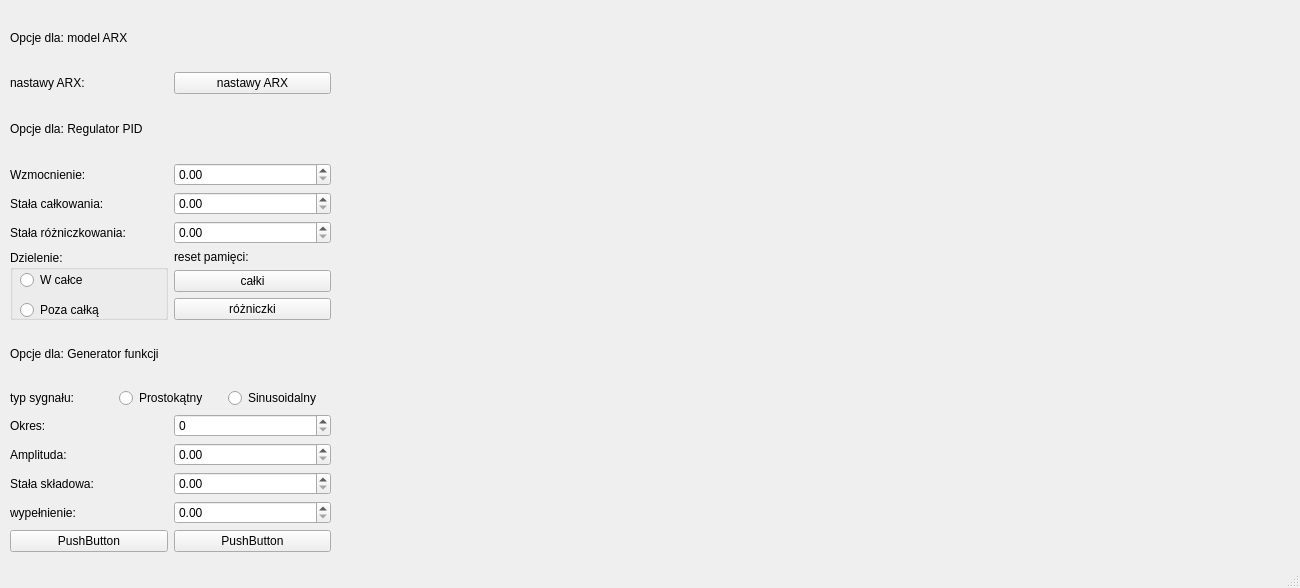
First picture: the form in mainwindow.ui, repository bSek316303/Symulator-UAR, before the edit.
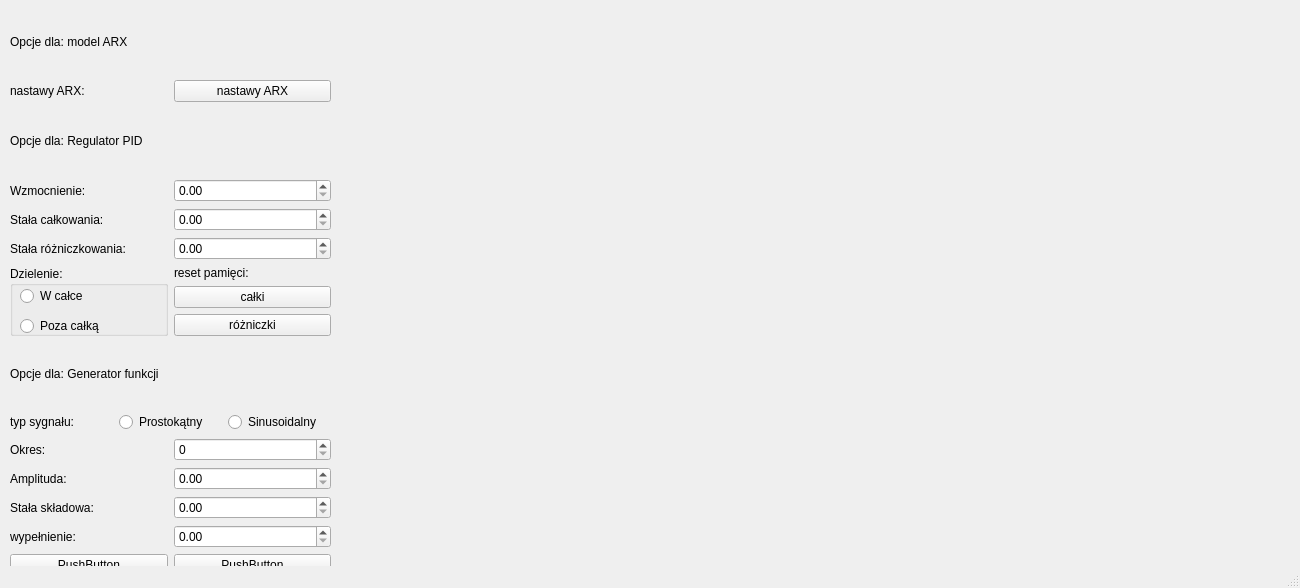
Second picture: the form after the edit.

```diff
--- a/mainwindow.ui
+++ b/mainwindow.ui
@@ -20,7 +20,7 @@
       <x>10</x>
       <y>10</y>
       <width>321</width>
-      <height>542</height>
+      <height>566</height>
      </rect>
     </property>
     <layout class="QVBoxLayout" name="control_layout">
```
Left out of the diff: 4 changed lines with no effect on the pictures.
